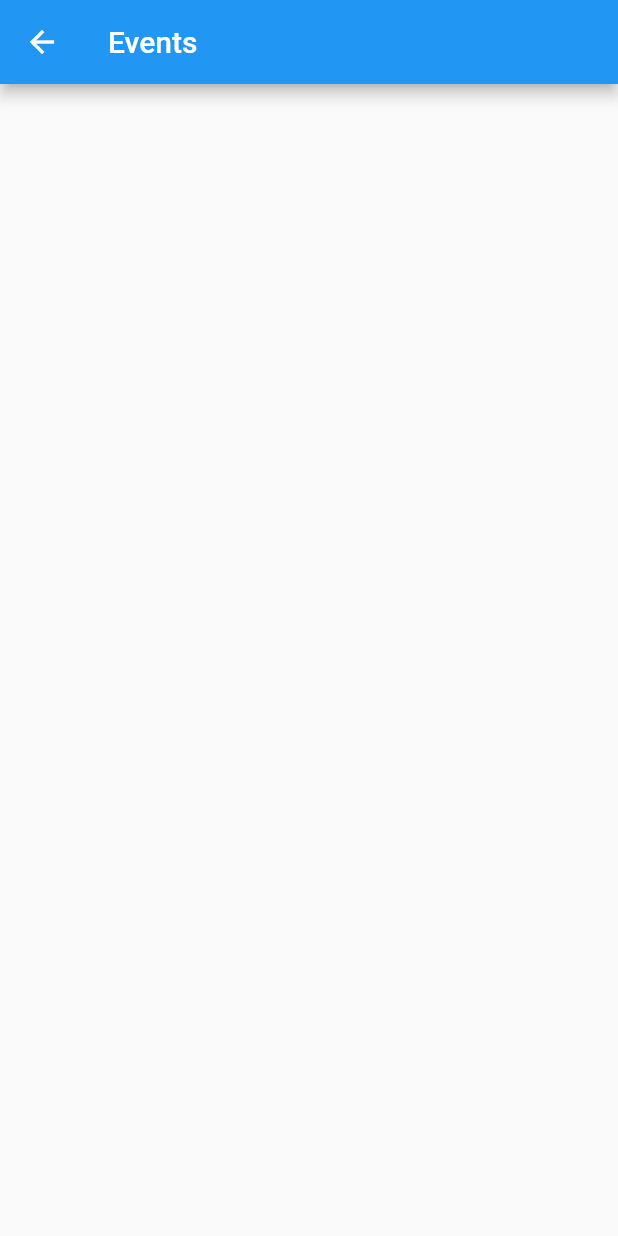
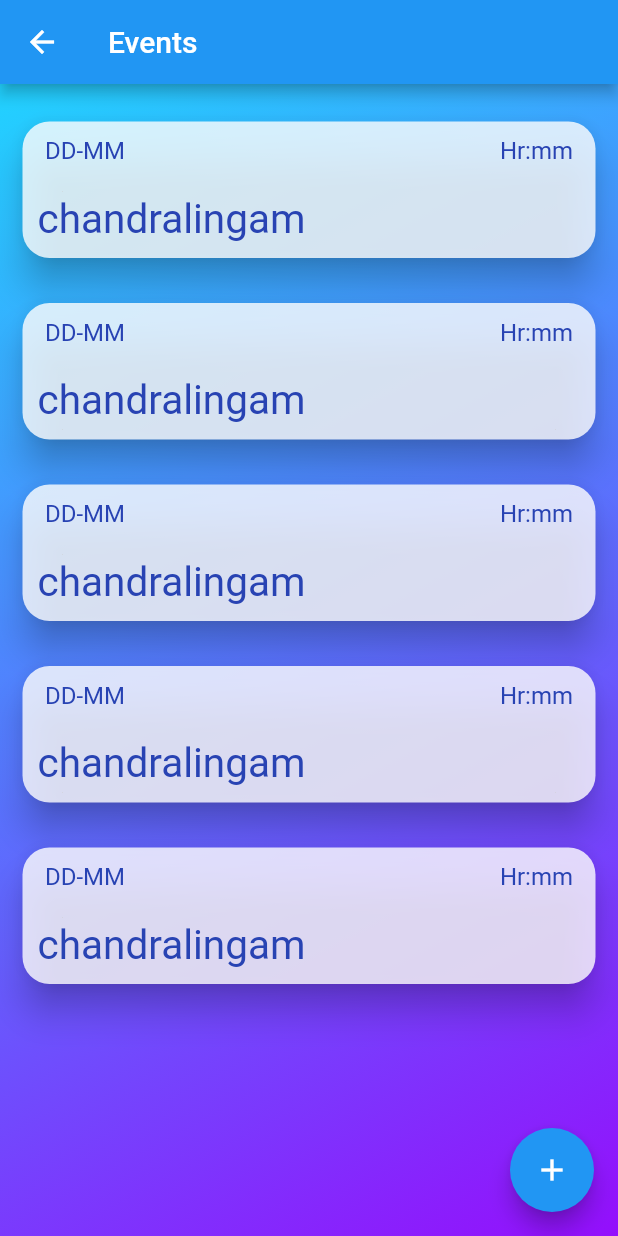
Before and after one commit to togics/birthday_remainder, a Flutter app: the EventScreen screen opened directly, on a phone screen of 412 x 824 dp. Run offline on Flutter 3.47's test engine with Material 2 defaults, Android fonts, the phone set to English and light mode, and no system bars; our stand-ins replace sqflite; accounts and stored records are empty.

Commit message:
version 0.0.1

```diff
--- a/lib/screens/events_screen.dart
+++ b/lib/screens/events_screen.dart
@@ -1,15 +1,171 @@
 import 'package:flutter/material.dart';
+import 'package:flutter/widgets.dart';
+
+const XRemainDateTimeStyle = TextStyle(fontSize: 16.0,color: Color(0xFF2843B3),);
+const XBirthdayPersonTextStyle = TextStyle(fontSize: 27.0,color: Color(0xFF2843B3),);
 
 class EventScreen extends StatefulWidget {
   @override
   _EventScreenState createState() => _EventScreenState();
 }
 class _EventScreenState extends State<EventScreen> {
+
+  DateTime selectedDate = DateTime.now();
+
+  Future<void> _selectDate(BuildContext context) async {
+    final DateTime picked = await showDatePicker(
+        context: context,
+        initialDate: selectedDate,
+        firstDate: DateTime(1930, 8),
+        lastDate: DateTime(2101));
+    if (picked != null && picked != selectedDate)
+      setState(() {
+        selectedDate = picked;
+      });
+  }
+  _showFromDialog(BuildContext context){
+    return showDialog(
+        context: context,barrierDismissible: true, builder: (param){
+      return AlertDialog(
+        actions: [
+          ElevatedButton(
+            onPressed: (){
+              Navigator.pop(context);
+            },
+            child: Text("Cancel"),
+          ),
+          ElevatedButton(onPressed: (){
+
+          },
+            child: Text("save"),
+          ),
+        ],
+
+        title: Text('Create New Birthday'),
+        content: SingleChildScrollView(
+          child: Column(
+            crossAxisAlignment: CrossAxisAlignment.start,
+            children: [
+              TextField(
+                decoration: InputDecoration(
+                    hintText: "Enter the name",
+                    labelText: "Name"
+                ),
+              ),
+              TextField(
+                decoration: InputDecoration(
+                    hintText: "Phone number",
+                    labelText: "Phone number"
+                ),
+              ),
+              SizedBox(
+                height: 10.0,
+              ),
+              Column(
+                crossAxisAlignment: CrossAxisAlignment.start,
+                children: [
+                  Text("Date"),
+                  TextButton(
+                    style: TextButton.styleFrom(
+                      padding: EdgeInsets.all(0.0),
+                    ),
+                    child:Text(
+                      "${selectedDate.toLocal()}".split(' ')[0],
+                      style: TextStyle(
+                        color: Colors.blueAccent,
+                        fontSize: 15.0,
+                      ),
+                    ),
+                    onPressed:() => _selectDate(context),),
+                  SizedBox(
+                    child: Container(
+                      color: Colors.grey,
+                    ),
+                    height: 1.0,
+                  ),
+                ],
+              ),
+              //
+              //   ,
+              //   child: Text('Select date'),
+              // ),
+            ],
+          ),
+        ),
+      );
+    }
+    );
+  }
   @override
   Widget build(BuildContext context) {
     return Scaffold(
-      appBar: AppBar(
-        title: Text("Events"),
+          appBar: AppBar(
+            title: Text("Events"),
+          ),
+          body: Container(
+            padding: EdgeInsets.symmetric(vertical: 10.0),
+              decoration: BoxDecoration(
+                gradient: LinearGradient(
+                  begin: Alignment.topLeft,
+                  end: Alignment.bottomRight,
+                  colors: <Color>[
+                    Color(0xFF21D2FF),
+                    Color(0xFF940EFC)
+                  ],
+                ),
+              ),
+            child: Column(
+              children: [
+                EventsCard(),
+                EventsCard(),
+                EventsCard(),
+                EventsCard(),
+                EventsCard(),
+              ],
+            ),
+          ),
+      floatingActionButton: FloatingActionButton(
+        onPressed: (){
+          _showFromDialog(context);
+        },
+        child: Icon(Icons.add),
+      ),
+      );
+  }
+}
+class EventsCard extends StatelessWidget {
+  const EventsCard({
+    Key key,
+  }) : super(key: key);
+
+  @override
+  Widget build(BuildContext context) {
+    return Card(
+      shape: RoundedRectangleBorder(
+        borderRadius: BorderRadius.circular(18.0),
+      ),
+      elevation: 10.0,
+      shadowColor: Colors.black,
+      margin: const EdgeInsets.all(15.0),
+      color: Color(0xCCFFFFFF),
+      child: Column(
+        crossAxisAlignment: CrossAxisAlignment.stretch,
+        children: [
+          Padding(
+            padding: const EdgeInsets.symmetric(vertical: 10.0,horizontal: 15.0,),
+            child: Row(
+              children: [
+                Text("DD-MM",style: XRemainDateTimeStyle,textAlign: TextAlign.left,),
+                Spacer(),
+                Text("Hr:mm",style: XRemainDateTimeStyle,textAlign: TextAlign.right,),
+              ],
+            ),
+          ),
+          Padding(
+            padding: const EdgeInsets.all(10.0),
+            child: Text("chandralingam",style: XBirthdayPersonTextStyle,),
+          ),
+        ],
       ),
     );
   }
```
